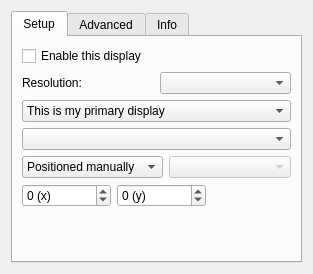
lxqt/lxqt-config, file lxqt-config-monitor/monitorwidget.ui: the form before one commit.
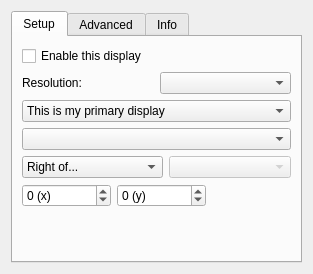
The form after the commit.

Commit message: Fix activation of second monitor

Patch:
```diff
--- a/lxqt-config-monitor/monitorwidget.ui
+++ b/lxqt-config-monitor/monitorwidget.ui
@@ -114,11 +114,6 @@
         <layout class="QHBoxLayout" name="horizontalLayout_2">
          <item>
           <widget class="QComboBox" name="positioningCombo">
-           <item>
-            <property name="text">
-             <string>Positioned manually</string>
-            </property>
-           </item>
            <item>
             <property name="text">
              <string>Right of...</string>
@@ -139,6 +134,11 @@
              <string>Below...</string>
             </property>
            </item>
+           <item>
+            <property name="text">
+             <string>Positioned manually</string>
+            </property>
+           </item>
           </widget>
          </item>
          <item>
```
The commit also changes 2 other files.
